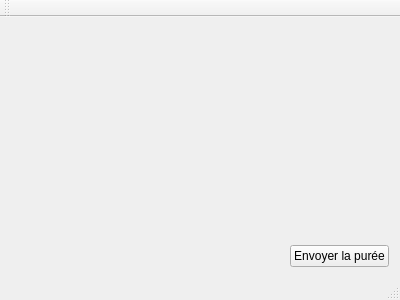
Before: the Qt Designer form MainWindow.ui in Dagal/QSinJack, drawn with Qt 5.
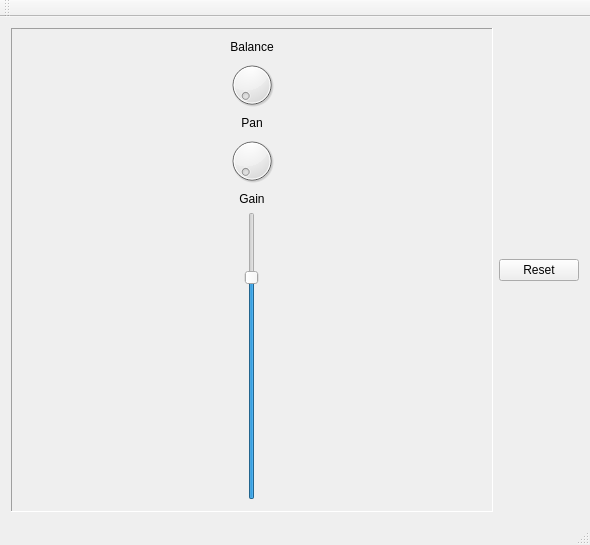
After: the same form once the commit is applied.

Commit message: Ajout du contrôle de volume dans l'interface graphique et dans le son lui même + ajout de différent composant graphique non fonctionnel.

What changed in the file:
```diff
--- a/MainWindow.ui
+++ b/MainWindow.ui
@@ -6,48 +6,163 @@
    <rect>
     <x>0</x>
     <y>0</y>
-    <width>400</width>
-    <height>300</height>
+    <width>590</width>
+    <height>545</height>
    </rect>
   </property>
+  <property name="sizePolicy">
+   <sizepolicy hsizetype="Preferred" vsizetype="Preferred">
+    <horstretch>0</horstretch>
+    <verstretch>0</verstretch>
+   </sizepolicy>
+  </property>
   <property name="windowTitle">
    <string>MainWindow</string>
   </property>
   <widget class="QWidget" name="centralWidget">
-   <layout class="QGridLayout" name="gridLayout">
-    <item row="1" column="0">
-     <spacer name="horizontalSpacer">
-      <property name="orientation">
-       <enum>Qt::Horizontal</enum>
+   <layout class="QHBoxLayout" name="horizontalLayout">
+    <item>
+     <widget class="QFrame" name="mixFrame">
+      <property name="frameShape">
+       <enum>QFrame::Panel</enum>
       </property>
-      <property name="sizeHint" stdset="0">
-       <size>
-        <width>40</width>
-        <height>20</height>
-       </size>
+      <property name="frameShadow">
+       <enum>QFrame::Sunken</enum>
       </property>
-     </spacer>
+      <layout class="QVBoxLayout" name="verticalLayout">
+       <item>
+        <widget class="QLabel" name="balanceLabel">
+         <property name="sizePolicy">
+          <sizepolicy hsizetype="Preferred" vsizetype="Fixed">
+           <horstretch>0</horstretch>
+           <verstretch>0</verstretch>
+          </sizepolicy>
+         </property>
+         <property name="text">
+          <string>Balance</string>
+         </property>
+         <property name="alignment">
+          <set>Qt::AlignCenter</set>
+         </property>
+        </widget>
+       </item>
+       <item>
+        <widget class="QDial" name="balanceDial">
+         <property name="sizePolicy">
+          <sizepolicy hsizetype="Ignored" vsizetype="Preferred">
+           <horstretch>0</horstretch>
+           <verstretch>0</verstretch>
+          </sizepolicy>
+         </property>
+         <property name="maximumSize">
+          <size>
+           <width>16777215</width>
+           <height>50</height>
+          </size>
+         </property>
+        </widget>
+       </item>
+       <item>
+        <widget class="QLabel" name="panLabel">
+         <property name="sizePolicy">
+          <sizepolicy hsizetype="Preferred" vsizetype="Fixed">
+           <horstretch>0</horstretch>
+           <verstretch>0</verstretch>
+          </sizepolicy>
+         </property>
+         <property name="text">
+          <string>Pan</string>
+         </property>
+         <property name="alignment">
+          <set>Qt::AlignCenter</set>
+         </property>
+        </widget>
+       </item>
+       <item>
+        <widget class="QDial" name="panDial">
+         <property name="sizePolicy">
+          <sizepolicy hsizetype="Ignored" vsizetype="Preferred">
+           <horstretch>0</horstretch>
+           <verstretch>0</verstretch>
+          </sizepolicy>
+         </property>
+         <property name="maximumSize">
+          <size>
+           <width>16777215</width>
+           <height>50</height>
+          </size>
+         </property>
+        </widget>
+       </item>
+       <item>
+        <widget class="QLabel" name="gainLabel">
+         <property name="sizePolicy">
+          <sizepolicy hsizetype="Preferred" vsizetype="Fixed">
+           <horstretch>0</horstretch>
+           <verstretch>0</verstretch>
+          </sizepolicy>
+         </property>
+         <property name="text">
+          <string>Gain</string>
+         </property>
+         <property name="alignment">
+          <set>Qt::AlignCenter</set>
+         </property>
+        </widget>
+       </item>
+       <item>
+        <widget class="QSlider" name="gainSlider">
+         <property name="sizePolicy">
+          <sizepolicy hsizetype="Ignored" vsizetype="Minimum">
+           <horstretch>0</horstretch>
+           <verstretch>0</verstretch>
+          </sizepolicy>
+         </property>
+         <property name="minimumSize">
+          <size>
+           <width>0</width>
+           <height>127</height>
+          </size>
+         </property>
+         <property name="maximum">
+          <number>127</number>
+         </property>
+         <property name="value">
+          <number>100</number>
+         </property>
+         <property name="orientation">
+          <enum>Qt::Vertical</enum>
+         </property>
+         <property name="invertedAppearance">
+          <bool>false</bool>
+         </property>
+         <property name="invertedControls">
+          <bool>false</bool>
+         </property>
+         <property name="tickPosition">
+          <enum>QSlider::NoTicks</enum>
+         </property>
+         <property name="tickInterval">
+          <number>10</number>
+         </property>
+        </widget>
+       </item>
+      </layout>
+     </widget>
     </item>
-    <item row="1" column="1">
-     <widget class="QPushButton" name="soundButton">
+    <item>
+     <widget class="QPushButton" name="resetButton">
+      <property name="sizePolicy">
+       <sizepolicy hsizetype="Fixed" vsizetype="Fixed">
+        <horstretch>0</horstretch>
+        <verstretch>0</verstretch>
+       </sizepolicy>
+      </property>
       <property name="text">
-       <string>Envoyer la purée</string>
+       <string>Reset</string>
       </property>
      </widget>
     </item>
-    <item row="0" column="1">
-     <spacer name="verticalSpacer">
-      <property name="orientation">
-       <enum>Qt::Vertical</enum>
-      </property>
-      <property name="sizeHint" stdset="0">
-       <size>
-        <width>20</width>
-        <height>40</height>
-       </size>
-      </property>
-     </spacer>
-    </item>
    </layout>
   </widget>
   <widget class="QMenuBar" name="menuBar">
```
Left out of the diff: 2 changed lines with no effect on the pictures. The commit also changes 5 other files.
